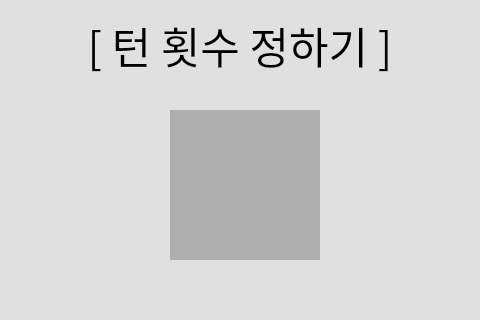
Qt form GUI/ui/redturn.ui (INUcapstone-19-20/CapstoneDesign_2) before a commit.
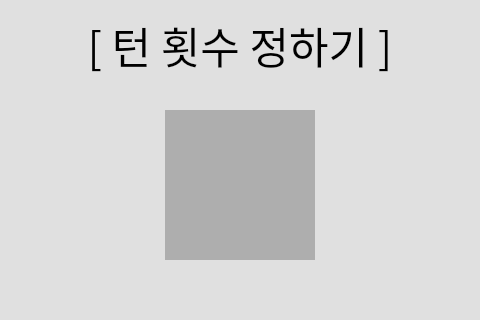
The same form after that commit.

```diff
--- a/GUI/ui/redturn.ui
+++ b/GUI/ui/redturn.ui
@@ -20,7 +20,7 @@
    <widget class="QPushButton" name="btn_redturn">
     <property name="geometry">
      <rect>
-      <x>170</x>
+      <x>165</x>
       <y>110</y>
       <width>150</width>
       <height>150</height>
```
